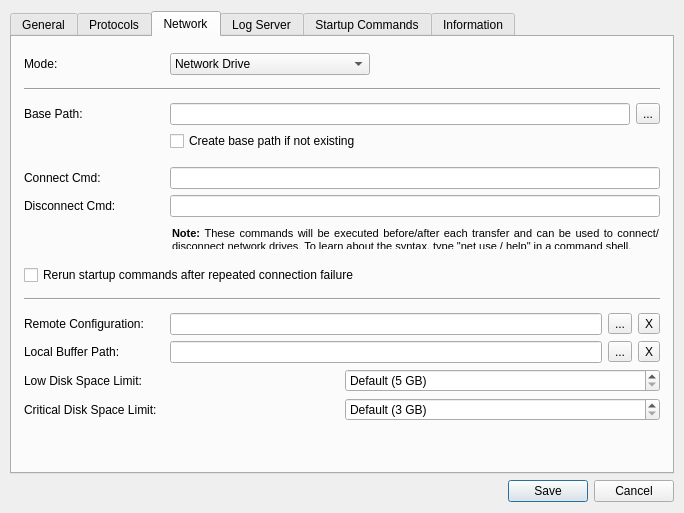
The window that Client/rds_configurationwindow.ui (yarra-framework/yarraclient) describes before a commit, drawn with Qt 5.
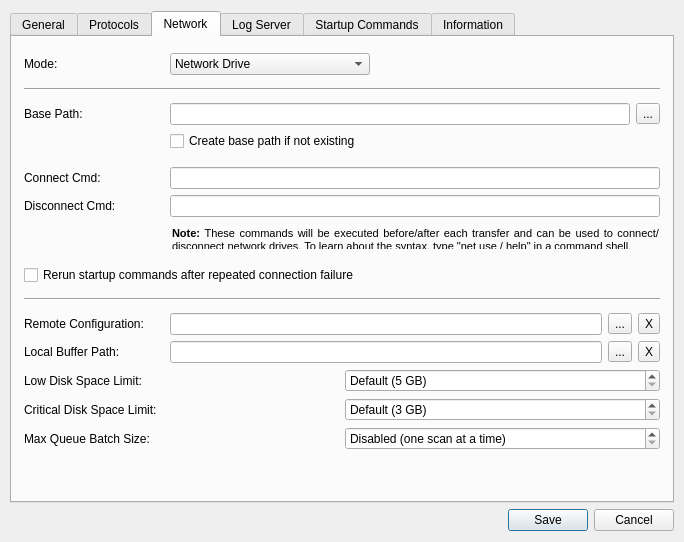
The same window after the commit. Icons and pictures are not drawn.

Commit message: Add netMaxQueueSizeGb: batched alternating mode

Diff of the .ui file:
```diff
--- a/Client/rds_configurationwindow.ui
+++ b/Client/rds_configurationwindow.ui
@@ -1166,6 +1166,42 @@
          </item>
         </layout>
        </item>
+       <item>
+        <layout class="QHBoxLayout" name="horizontalLayout_15">
+         <item>
+          <widget class="QLabel" name="networkMaxQueueSizeLabel">
+           <property name="minimumSize">
+            <size>
+             <width>140</width>
+             <height>0</height>
+            </size>
+           </property>
+           <property name="text">
+            <string>Max Queue Batch Size: </string>
+           </property>
+          </widget>
+         </item>
+         <item>
+          <widget class="QDoubleSpinBox" name="networkMaxQueueSizeSpinbox">
+           <property name="toolTip">
+            <string>When low disk space triggers alternating update mode, pull scans from the RAID up to this much cumulative size per cycle before transferring, instead of exactly one scan at a time. A value of 0 keeps the original one-scan-at-a-time behavior.</string>
+           </property>
+           <property name="suffix">
+            <string> GB</string>
+           </property>
+           <property name="decimals">
+            <number>1</number>
+           </property>
+           <property name="maximum">
+            <double>1000.000000000000000</double>
+           </property>
+           <property name="specialValueText">
+            <string>Disabled (one scan at a time)</string>
+           </property>
+          </widget>
+         </item>
+        </layout>
+       </item>
        <item>
         <spacer name="verticalSpacer_8">
          <property name="orientation">
```
The commit also changes 6 other files.
